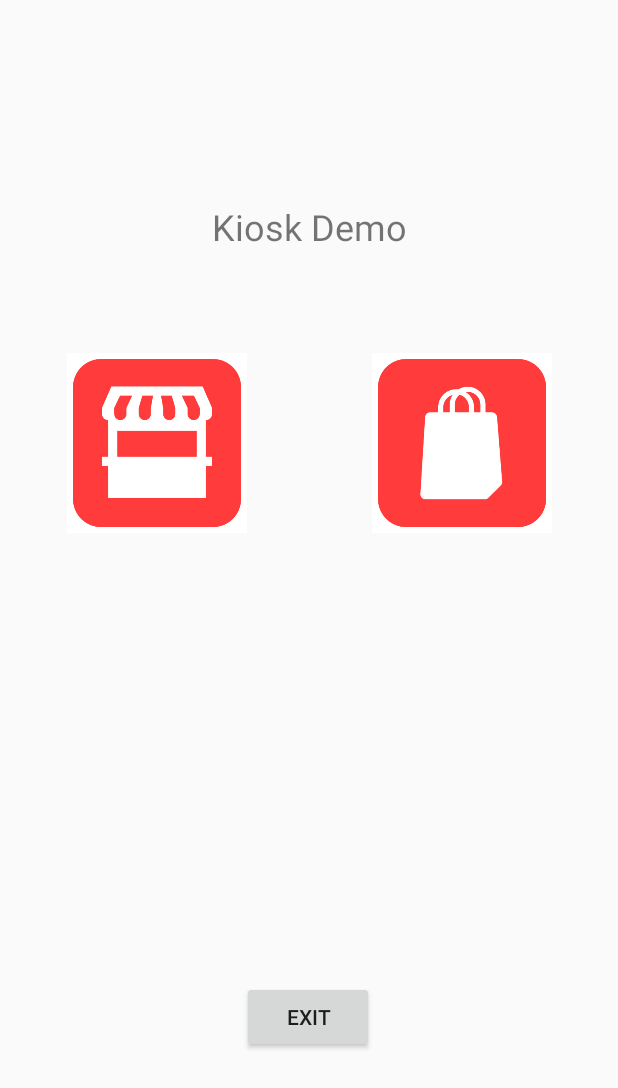
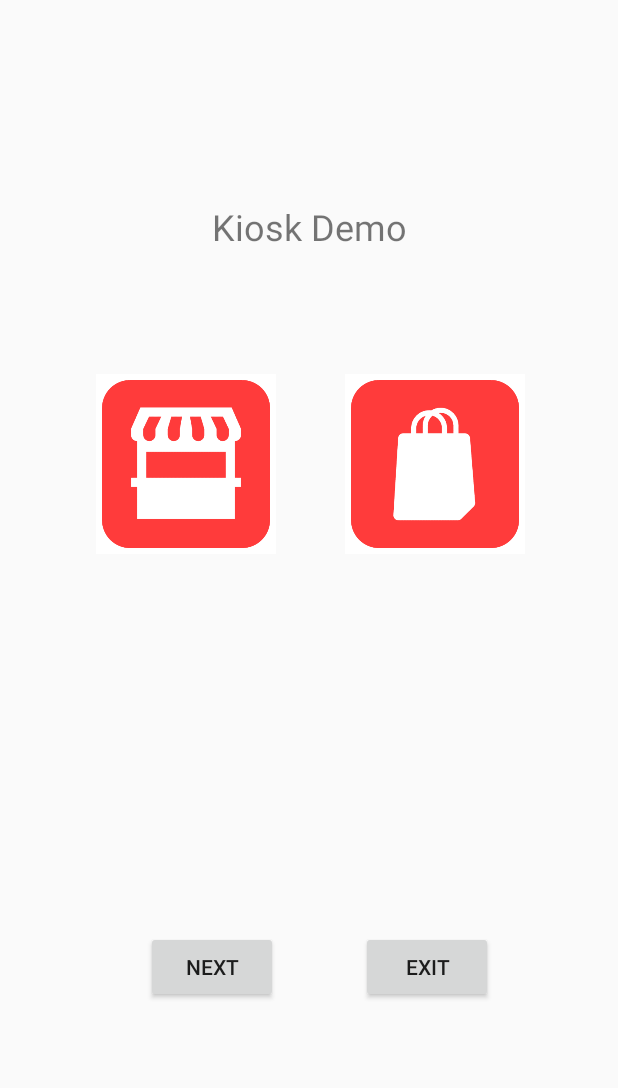
Before and after one commit to DongGeun974/Kiosk, an Android app: the screen it shows after launch (MainActivity), on a phone screen of 412 x 824 dp. Shown: the top 1088 px of the screen. Run offline under Robolectric (Android 15) with nearby library versions, the light colour scheme and no system bars.

```diff
--- a/app/src/main/AndroidManifest.xml
+++ b/app/src/main/AndroidManifest.xml
@@ -2,6 +2,7 @@
 <manifest xmlns:android="http://schemas.android.com/apk/res/android"
     package="com.example.myapplication">
 
+    <uses-permission android:name="android.permission.REORDER_TASKS" />
     <application
         android:allowBackup="true"
         android:icon="@mipmap/ic_launcher"
--- a/app/src/main/res/layout/activity_main.xml
+++ b/app/src/main/res/layout/activity_main.xml
@@ -1,38 +1,15 @@
 <?xml version="1.0" encoding="utf-8"?>
-<androidx.constraintlayout.widget.ConstraintLayout
+<LinearLayout
     xmlns:android="http://schemas.android.com/apk/res/android"
     xmlns:app="http://schemas.android.com/apk/res-auto"
     xmlns:tools="http://schemas.android.com/tools"
     android:layout_width="match_parent"
+    android:layout_height="match_parent">
+
+    <androidx.constraintlayout.widget.ConstraintLayout
+        android:layout_width="match_parent"
         android:layout_height="match_parent"
         tools:context=".MainActivity">
-
-    <ImageView
-        android:id="@+id/tohere"
-        android:layout_width="120sp"
-        android:layout_height="120sp"
-        android:src="@drawable/tohere"
-        android:tag="mainMenu"
-        app:layout_constraintBottom_toBottomOf="@+id/togo"
-        app:layout_constraintEnd_toStartOf="@+id/togo"
-        app:layout_constraintHorizontal_bias="0.35"
-        app:layout_constraintStart_toStartOf="parent"
-        app:layout_constraintTop_toBottomOf="@+id/textView"
-        app:layout_constraintVertical_bias="1.0"></ImageView>
-
-    <ImageView
-        android:id="@+id/togo"
-        android:layout_width="120sp"
-        android:layout_height="120sp"
-        android:layout_marginTop="68dp"
-        android:src="@drawable/togo"
-        android:tag="mainMenu"
-        app:layout_constraintBottom_toTopOf="@+id/exitButton"
-        app:layout_constraintEnd_toEndOf="parent"
-        app:layout_constraintHorizontal_bias="0.85"
-        app:layout_constraintStart_toStartOf="parent"
-        app:layout_constraintTop_toBottomOf="@+id/textView"
-        app:layout_constraintVertical_bias="0.0"></ImageView>
 
         <TextView
             android:id="@+id/textView"
@@ -47,17 +24,58 @@
             app:layout_constraintTop_toTopOf="parent"
             app:layout_constraintVertical_bias="0.17" />
 
+        <ImageView
+            android:id="@+id/tohere"
+            android:layout_width="120sp"
+            android:layout_height="120sp"
+            android:src="@drawable/tohere"
+            android:tag="mainMenu"
+            app:layout_constraintBottom_toTopOf="@+id/nextbutton"
+            app:layout_constraintEnd_toEndOf="parent"
+            app:layout_constraintHorizontal_bias="0.219"
+            app:layout_constraintStart_toStartOf="parent"
+            app:layout_constraintTop_toBottomOf="@+id/textView"
+            app:layout_constraintVertical_bias="0.246"></ImageView>
+
+        <ImageView
+            android:id="@+id/togo"
+            android:layout_width="120sp"
+            android:layout_height="120sp"
+            android:src="@drawable/togo"
+            android:tag="mainMenu"
+            app:layout_constraintBottom_toBottomOf="@+id/tohere"
+            app:layout_constraintEnd_toEndOf="parent"
+            app:layout_constraintHorizontal_bias="0.429"
+            app:layout_constraintStart_toEndOf="@+id/tohere"
+            app:layout_constraintTop_toTopOf="@+id/tohere"
+            app:layout_constraintVertical_bias="0.0"></ImageView>
+
+        <Button
+            android:id="@+id/nextbutton"
+            android:layout_width="wrap_content"
+            android:layout_height="wrap_content"
+            android:text="next"
+            app:layout_constraintBottom_toBottomOf="parent"
+            app:layout_constraintEnd_toEndOf="parent"
+            app:layout_constraintHorizontal_bias="0.3"
+            app:layout_constraintStart_toStartOf="parent"
+            app:layout_constraintTop_toTopOf="parent"
+            app:layout_constraintVertical_bias="0.8" />
+
         <Button
             android:id="@+id/exitButton"
             android:layout_width="wrap_content"
             android:layout_height="wrap_content"
             android:text="exit"
-        app:layout_constraintBottom_toBottomOf="parent"
+            app:layout_constraintBottom_toBottomOf="@+id/nextbutton"
             app:layout_constraintEnd_toEndOf="parent"
-        app:layout_constraintHorizontal_bias="0.498"
-        app:layout_constraintStart_toStartOf="parent"
-        app:layout_constraintTop_toBottomOf="@+id/textView"
+            app:layout_constraintHorizontal_bias="0.4"
+            app:layout_constraintStart_toEndOf="@+id/nextbutton"
+            app:layout_constraintTop_toTopOf="@+id/nextbutton"
             app:layout_constraintVertical_bias="0.8" />
 
-
     </androidx.constraintlayout.widget.ConstraintLayout>
+</LinearLayout>
+<!--<LinearLayout-->
+<!--android:layout_width=""-->
+<!--android:layout_height=""/>-->
```
Also changed, not shown: app/src/main/java/com/example/myapplication/MainActivity.java (+34 -19 lines). Lines whose indentation alone changed are shown as unchanged.
